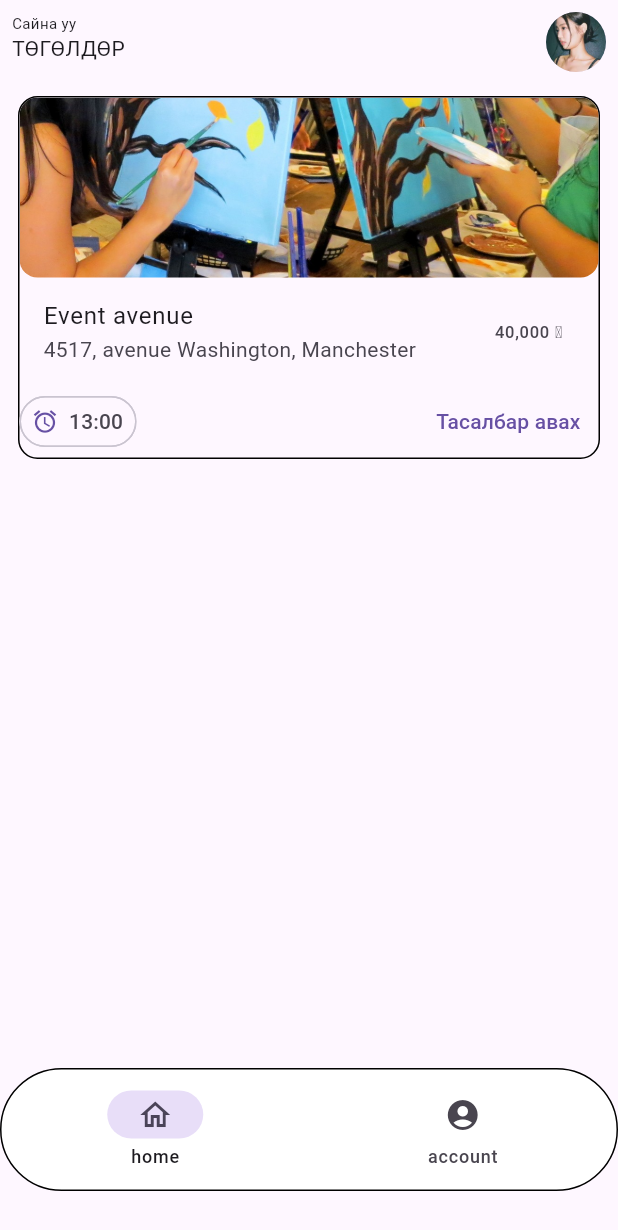
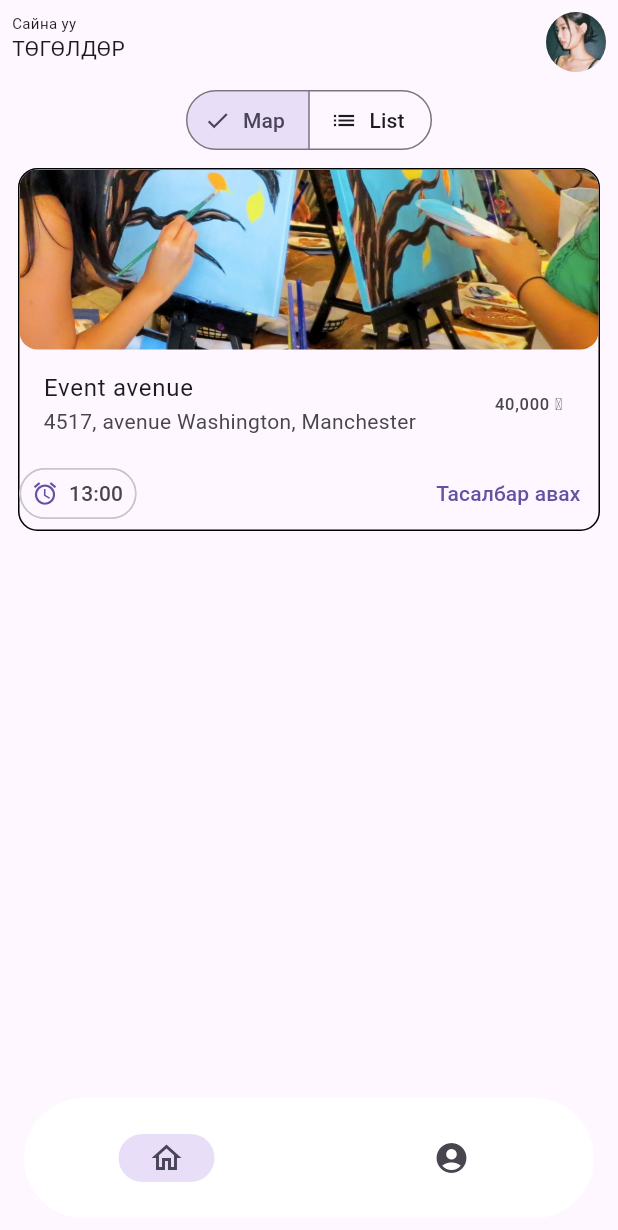
Before and after one commit to tuguldurq/lodise_app, a Flutter app: the screen it shows after launch, on a phone screen of 412 x 824 dp. Shown: the top 1230 px of the screen. Run offline on Flutter 3.47's test engine with Material 3 defaults, Android fonts, the light colour scheme and no system bars; our stand-ins replace go_router.

Commit message:
map and listr view

```diff
--- a/lib/ui/home/view_model/home_view_model.dart
+++ b/lib/ui/home/view_model/home_view_model.dart
@@ -1,5 +1,14 @@
 import 'package:flutter/widgets.dart';
+import 'package:lodise_app/utils/result.dart';
 
-class HomeViewModel extends ChangeNotifier{
+enum ViewType { map, list }
 
+class HomeViewModel extends ChangeNotifier {
+
+  ViewType viewType = ViewType.map;
+
+  Future<Result<void>> clickMapListToggler() async {
+    notifyListeners();
+    return Result.ok(null);
+  }
 }
--- a/lib/ui/home/widgets/home_screen.dart
+++ b/lib/ui/home/widgets/home_screen.dart
@@ -3,9 +3,18 @@ import 'package:flutter/material.dart';
 import '../view_model/home_view_model.dart';
 import './event_widget.dart';
 
-class HomeScreen extends StatelessWidget {
+enum ViewType { map, list }
+
+class HomeScreen extends StatefulWidget {
   const HomeScreen({super.key, required this.viewModel});
   final HomeViewModel viewModel;
+
+  @override
+  State<HomeScreen> createState() => _HomeScreenState();
+}
+
+class _HomeScreenState extends State<HomeScreen> {
+  ViewType selectionViewType = ViewType.map;
 
   @override
   Widget build(BuildContext context) {
@@ -30,21 +39,37 @@ class HomeScreen extends StatelessWidget {
         ],
         actionsPadding: EdgeInsets.all(8.0),
       ),
-      body: ListView.builder(
-        itemCount: 1,
-        itemBuilder: (context, i) {
-          return EventWidget();
-        },
+      body: Column(
+        children: [
+          SegmentedButton<ViewType>(
+            segments: [
+              ButtonSegment<ViewType>(
+                value: ViewType.map,
+                label: Text('Map'),
+                icon: Icon(Icons.map),
               ),
-      bottomNavigationBar: Container(
-        margin: EdgeInsets.only(bottom: 30),
-        decoration: BoxDecoration(
-          color: Colors.white,
-          border: Border.all(),
-          borderRadius: BorderRadius.circular(50.0),
+              ButtonSegment<ViewType>(
+                value: ViewType.list,
+                label: Text('List'),
+                icon: Icon(Icons.list),
               ),
+            ],
+            selected: <ViewType>{selectionViewType},
+            onSelectionChanged: (selection) => setState(() {
+              selectionViewType = selection.first;
+            }),
+          ),
+          EventWidget(),
+        ],
+      ),
+      bottomNavigationBar: SafeArea(
+        child: Padding(
+          padding: const EdgeInsets.symmetric(horizontal: 16, vertical: 12),
+          child: ClipRRect(
+            borderRadius: BorderRadius.circular(50),
             child: NavigationBar(
-          backgroundColor: Colors.transparent,
+              labelBehavior: NavigationDestinationLabelBehavior.alwaysHide,
+              backgroundColor: Colors.white,
               destinations: [
                 NavigationDestination(
                   icon: Icon(Icons.home_outlined),
@@ -55,6 +80,8 @@ class HomeScreen extends StatelessWidget {
                   label: 'account',
                 ),
               ],
+            ),
+          ),
         ),
       ),
     );
```
Also changed, not shown: assets/images/d9b51abc-2d49-4eb5-9808-4f2b6d96d785.png (added). Lines whose indentation alone changed are shown as unchanged.
